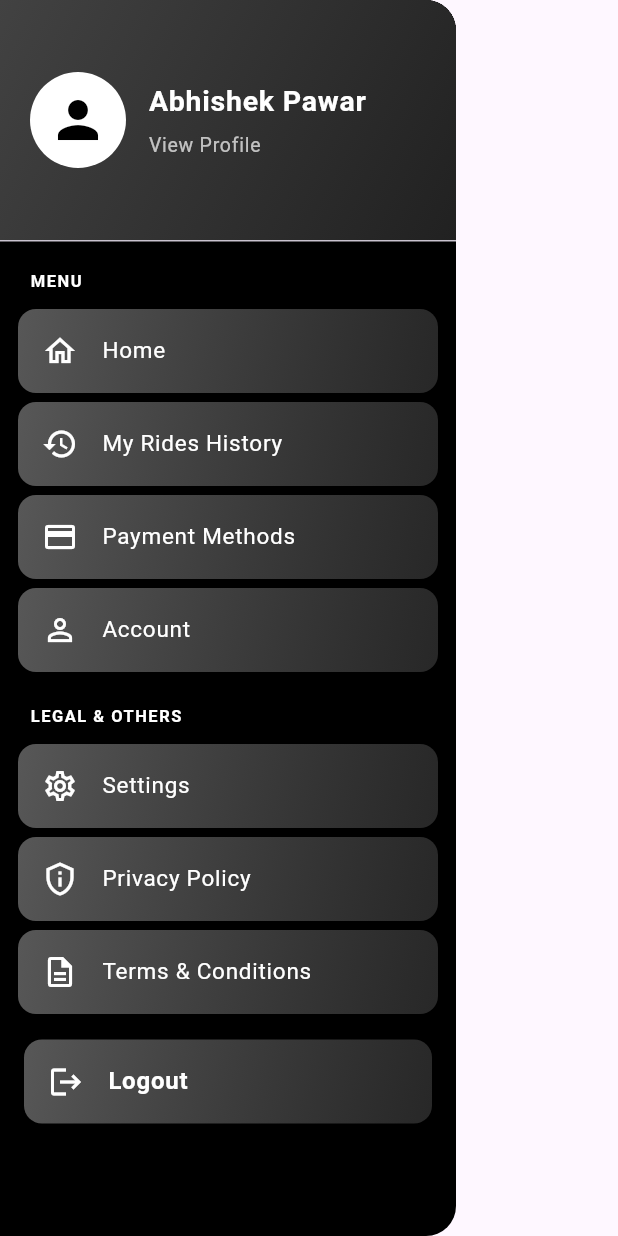
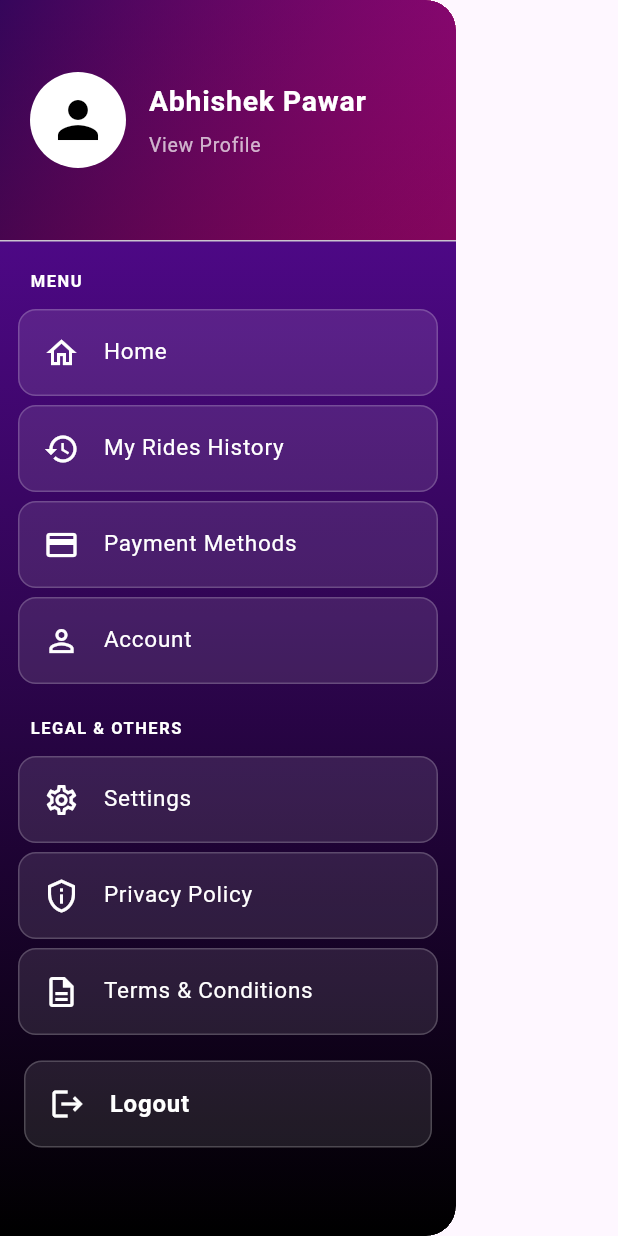
Before and after one commit to abhipawar2004/newMyRidez, a Flutter app: the AppDrawer widget shown alone on an empty page, opened directly, on a phone screen of 412 x 824 dp. Run offline on Flutter 3.47's test engine with Material 3 defaults, Android fonts, the light colour scheme and no system bars; our stand-ins replace country_picker, flutter_screenutil, geolocator, get, google_fonts, google_maps_flutter; network calls fail.

Commit message:
Update AppDrawer UI with gradient background and improved card styles for better aesthetics

```diff
--- a/lib/screen/drawer_screen.dart
+++ b/lib/screen/drawer_screen.dart
@@ -8,11 +8,20 @@ class AppDrawer extends StatelessWidget {
   @override
   Widget build(BuildContext context) {
     return Drawer(
-      backgroundColor: Colors.black,
+      backgroundColor: Colors.transparent,
       shape: const RoundedRectangleBorder(
         borderRadius: BorderRadius.horizontal(right: Radius.circular(20)),
       ),
-      child: Column(
+      child: Container(
+        decoration: BoxDecoration(
+          gradient: LinearGradient(
+            begin: Alignment.topCenter,
+            end: Alignment.bottomCenter,
+            colors: [const Color.fromARGB(255, 96, 10, 166), Colors.black],
+          ),
+          borderRadius: const BorderRadius.horizontal(right: Radius.circular(20)),
+        ),
+        child: Column(
         children: [
           _buildHeader(),
 
@@ -36,9 +45,7 @@ class AppDrawer extends StatelessWidget {
                   Navigator.pop(context);
                   Get.to(() => const ProfileScreen());
                 }),
-
                 const SizedBox(height: 10),
-
                 _sectionTitle("Legal & Others"),
                 _drawerTile(Icons.settings_outlined, "Settings", () {}),
                 _drawerTile(
@@ -51,27 +58,27 @@ class AppDrawer extends StatelessWidget {
                   "Terms & Conditions",
                   () {},
                 ),
-
                 const SizedBox(height: 10),
-
                 _logoutTile(),
               ],
             ),
           ),
         ],
       ),
+      ),
     );
   }
-
   // -------------------- UI Components --------------------
-
   Widget _buildHeader() {
     return DrawerHeader(
       margin: EdgeInsets.zero,
       padding: EdgeInsets.zero,
       decoration: BoxDecoration(
         gradient: LinearGradient(
-          colors: [Colors.grey[800]!, Colors.grey[900]!],
+          colors: [
+            const Color.fromARGB(255, 11, 2, 17).withOpacity(0.5),
+            const Color.fromARGB(255, 255, 0, 0).withOpacity(0.3),
+          ],
           begin: Alignment.topLeft,
           end: Alignment.bottomRight,
         ),
@@ -134,15 +141,12 @@ class AppDrawer extends StatelessWidget {
       shape: RoundedRectangleBorder(borderRadius: BorderRadius.circular(12)),
       child: Container(
         decoration: BoxDecoration(
-          gradient: LinearGradient(
-            colors: [
-              Colors.grey[700]!.withOpacity(0.9),
-              Colors.grey[800]!.withOpacity(0.6),
-            ],
-            begin: Alignment.topLeft,
-            end: Alignment.bottomRight,
+          color: Colors.white.withOpacity(0.1),
+          borderRadius: BorderRadius.circular(12),
+          border: Border.all(
+            color: Colors.white.withOpacity(0.2),
+            width: 1,
           ),
-          borderRadius: BorderRadius.circular(12),
         ),
         child: ListTile(
           shape: RoundedRectangleBorder(
@@ -166,15 +170,12 @@ class AppDrawer extends StatelessWidget {
       shape: RoundedRectangleBorder(borderRadius: BorderRadius.circular(12)),
       child: Container(
         decoration: BoxDecoration(
-          gradient: LinearGradient(
-            colors: [
-              Colors.grey[700]!.withOpacity(0.9),
-              Colors.grey[800]!.withOpacity(0.6),
-            ],
-            begin: Alignment.topLeft,
-            end: Alignment.bottomRight,
+          color: Colors.white.withOpacity(0.1),
+          borderRadius: BorderRadius.circular(12),
+          border: Border.all(
+            color: Colors.white.withOpacity(0.2),
+            width: 1,
           ),
-          borderRadius: BorderRadius.circular(12),
         ),
         child: ListTile(
           leading: const Icon(Icons.logout, color: Colors.white),
```
